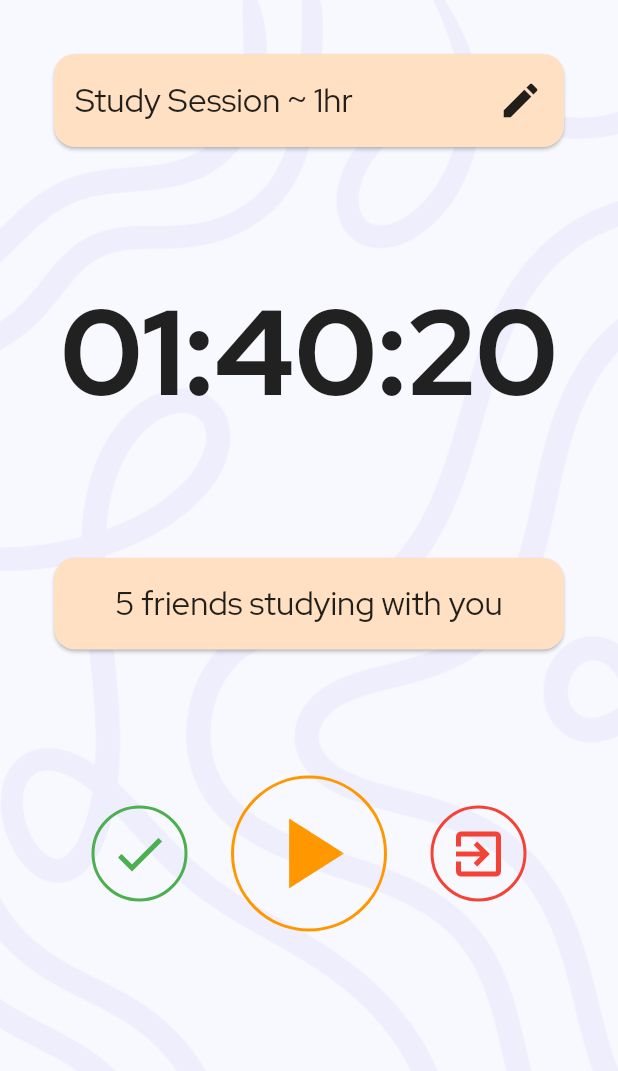
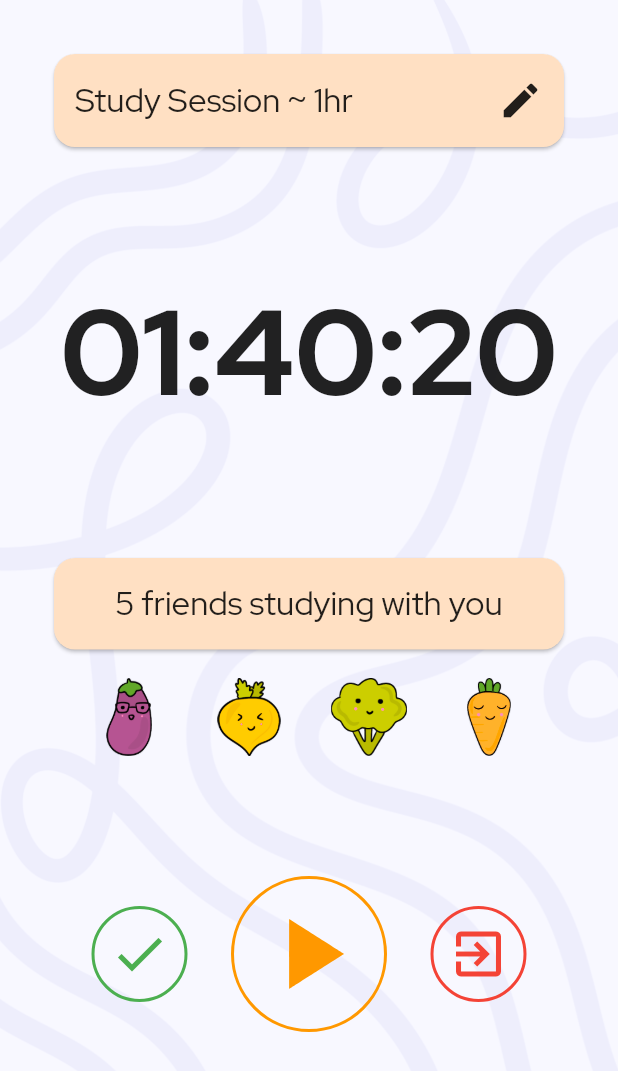
Before and after one commit to simrat39/StudyBuddy, a Flutter app: the TimerPage screen opened directly, on a phone screen of 412 x 824 dp. Shown: the top 1071 px of the screen. Run offline on Flutter 3.47's test engine with Material 2 defaults, Android fonts, the phone set to English and light mode, and no system bars; our stand-ins replace flutter_riverpod.

Commit message:
timer_page: Add buddies

```diff
--- a/lib/timer_page.dart
+++ b/lib/timer_page.dart
@@ -1,4 +1,5 @@
 import 'package:flutter/material.dart';
+import 'package:study_app/timer_page/buddy_row.dart';
 import 'package:study_app/timer_page/done_button.dart';
 import 'package:study_app/timer_page/play_pause_button.dart';
 import 'package:study_app/timer_page/quit_button.dart';
@@ -91,6 +92,10 @@ class TimerPageState extends State<TimerPage> {
                 ),
               ),
               const SizedBox(
+                height: 15,
+              ),
+              const BuddyRow(),
+              const SizedBox(
                 height: 80,
               ),
               Row(
--- /dev/null
+++ b/lib/timer_page/buddy_row.dart
@@ -0,0 +1,34 @@
+import 'package:flutter/material.dart';
+
+class BuddyRow extends StatelessWidget {
+  const BuddyRow({Key? key}) : super(key: key);
+
+  @override
+  Widget build(BuildContext context) {
+    return Row(
+      mainAxisAlignment: MainAxisAlignment.spaceEvenly,
+      children: [
+        Image.asset(
+          "assets/buddy1.png",
+          width: 52,
+          height: 52,
+        ),
+        Image.asset(
+          "assets/buddy2.png",
+          width: 52,
+          height: 52,
+        ),
+        Image.asset(
+          "assets/buddy3.png",
+          width: 52,
+          height: 52,
+        ),
+        Image.asset(
+          "assets/buddy4.png",
+          width: 52,
+          height: 52,
+        ),
+      ],
+    );
+  }
+}
--- a/pubspec.yaml
+++ b/pubspec.yaml
@@ -69,6 +69,10 @@ flutter:
   # To add assets to your application, add an assets section, like this:
   assets:
     - assets/bg.png
+    - assets/buddy1.png
+    - assets/buddy2.png
+    - assets/buddy3.png
+    - assets/buddy4.png
 
   # An image asset can refer to one or more resolution-specific "variants", see
   # https://flutter.dev/assets-and-images/#resolution-aware.
```
Also changed, not shown: assets/buddy1.png (added), assets/buddy2.png (added), assets/buddy3.png (added), assets/buddy4.png (added).
